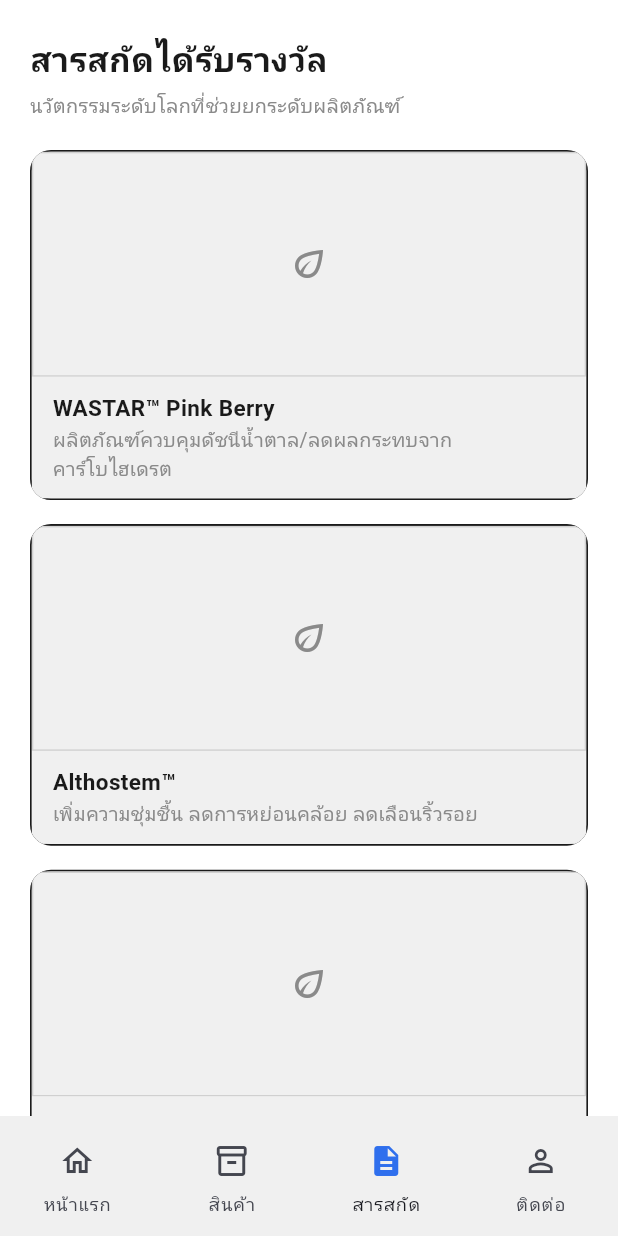
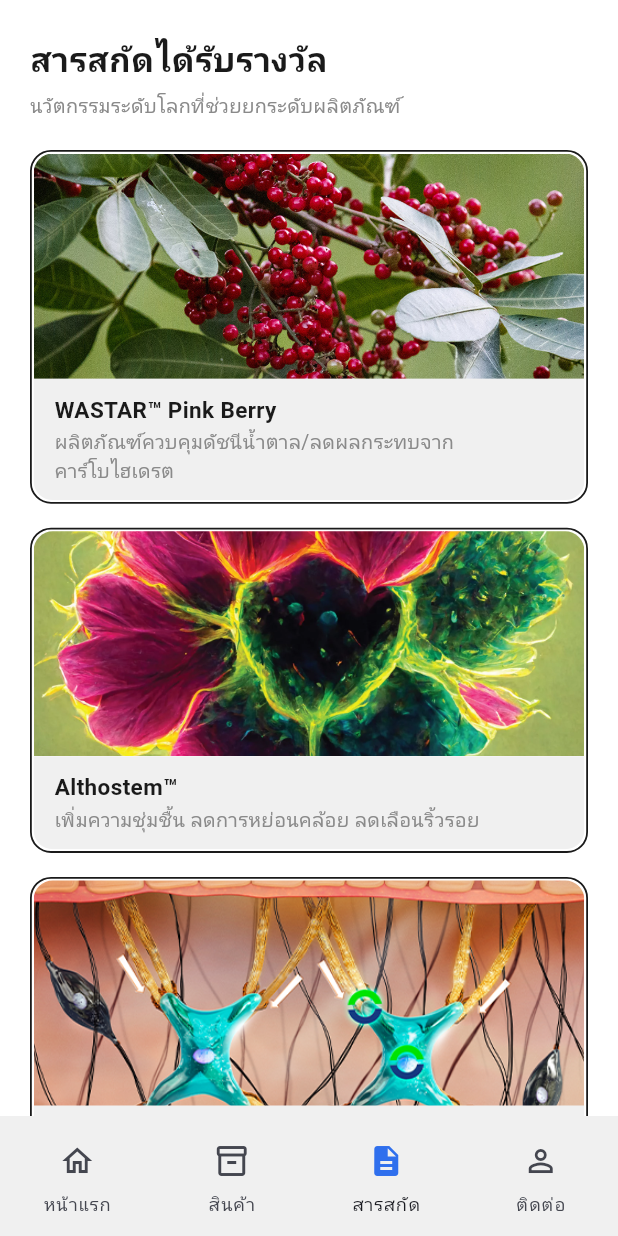
Before and after one commit to Takashi468/sale_kit, a Flutter app: the screen it shows after launch, item 3 of the bottom bar chosen, on a phone screen of 412 x 824 dp. Run offline on Flutter 3.47's test engine with Material 3 defaults, Android fonts, the phone set to English and light mode, and no system bars.

Commit message:
feat: add new images for extracts and packaging, and update catalog data with image paths

```diff
--- a/lib/data/catalog_data.dart
+++ b/lib/data/catalog_data.dart
@@ -55,10 +55,7 @@
     FormulationItem(name: 'Cream/Serum/Lotion', subtitle: 'ครีม เซรั่ม โลชั่น'),
     FormulationItem(name: 'Facial Care', subtitle: 'บำรุงผิวหน้าอย่างบางเบา'),
     FormulationItem(name: 'Scrub', subtitle: 'ผลัดเซลล์ผิว'),
-    FormulationItem(
-      name: 'Sunscreen toneup',
-      subtitle: 'ปกป้องผิวจากแสงแดด',
-    ),
+    FormulationItem(name: 'Sunscreen toneup', subtitle: 'ปกป้องผิวจากแสงแดด'),
     FormulationItem(name: 'Hair Care', subtitle: 'แชมพูและครีมนวด'),
     FormulationItem(name: 'Deodorant', subtitle: 'ดูแลบำรุงผิวใต้วงแขน'),
     FormulationItem(name: 'Hand/Nail', subtitle: 'บำรุงเล็บและผิวมือ'),
@@ -124,8 +121,16 @@
           subtitle: 'กระปุกครีม',
           imagePath: 'assets/images/bowl-1.jpg',
         ),
-        PackagingPhoto(name: 'Bowl', subtitle: 'กระปุกครีม', imagePath: 'assets/images/bowl-2.jpg'),
-        PackagingPhoto(name: 'Bowl', subtitle: 'กระปุกครีม', imagePath: 'assets/images/bowl-3.jpg'),
+        PackagingPhoto(
+          name: 'Bowl',
+          subtitle: 'กระปุกครีม',
+          imagePath: 'assets/images/bowl-2.jpg',
+        ),
+        PackagingPhoto(
+          name: 'Bowl',
+          subtitle: 'กระปุกครีม',
+          imagePath: 'assets/images/bowl-3.jpg',
+        ),
       ],
     ),
     PackagingType(
@@ -192,7 +197,8 @@
         ),
         PackagingPhoto(
           name: 'กล่องฝาเสียบหัวท้าย',
-          subtitle: 'กล่องกระดาษทรงสี่เหลี่ยมมีสันเสียบเปิด-ปิดทั้งด้านบนและด้านล่าง',
+          subtitle:
+              'กล่องกระดาษทรงสี่เหลี่ยมมีสันเสียบเปิด-ปิดทั้งด้านบนและด้านล่าง',
         ),
         PackagingPhoto(
           name: 'กล่องทรงสูงฝาเสียบ',
@@ -226,35 +232,47 @@
 
 /// Award-winning extract ingredients (tab 3 / home "120 สารสกัด").
 class ExtractIngredient {
-  const ExtractIngredient({required this.name, required this.description});
+  const ExtractIngredient({
+    required this.name,
+    required this.description,
+    this.imagePath,
+  });
 
   final String name;
   final String description;
+  final String? imagePath;
 }
 
 const extractIngredients = [
   ExtractIngredient(
     name: 'WASTAR™ Pink Berry',
     description: 'ผลิตภัณฑ์ควบคุมดัชนีน้ำตาล/ลดผลกระทบจากคาร์โบไฮเดรต',
+    imagePath: 'assets/images/wastar_pink_berry.jpg',
   ),
   ExtractIngredient(
     name: 'Althostem™',
     description: 'เพิ่มความชุ่มชื้น ลดการหย่อนคล้อย ลดเลือนริ้วรอย',
+    imagePath: 'assets/images/altheostem_header_web.png',
   ),
   ExtractIngredient(
     name: 'ColFrag remastered™',
     description: 'กระชับผิวได้ใน 7 วัน — เข้ากับเซรั่ม/ครีมกระชับผิว',
+    imagePath: 'assets/images/col-frag_01.png',
   ),
   ExtractIngredient(
     name: 'NovoRetin™',
-    description: 'เพิ่มปริมาณ Retinoic Acid ในผิว ช่วยผิวกระจ่างใส ลดรอยหมองคล้ำ',
+    description:
+        'เพิ่มปริมาณ Retinoic Acid ในผิว ช่วยผิวกระจ่างใส ลดรอยหมองคล้ำ',
+    imagePath: 'assets/images/novoratin.jpg',
   ),
   ExtractIngredient(
     name: 'CALMandrin™',
     description: 'ปลอบประโลมผิวระคายเคือง เสริมความหนาแน่นผิว',
+    imagePath: 'assets/images/calmandrin.jpeg',
   ),
   ExtractIngredient(
     name: 'Joybliss™',
     description: 'สกัดจากเกรปฟรุ้ต + Black cohosh ช่วยระบบประสาท',
+    imagePath: 'assets/images/joybliss_01.png',
   ),
 ];
--- a/lib/screens/extracts_page.dart
+++ b/lib/screens/extracts_page.dart
@@ -35,15 +35,25 @@
               (extract) => Padding(
                 padding: const EdgeInsets.only(bottom: 16),
                 child: Container(
-                  clipBehavior: Clip.antiAlias,
                   decoration: BoxDecoration(
                     borderRadius: BorderRadius.circular(14),
                     border: Border.all(color: AppColors.border, width: 1.2),
                   ),
+                  child: Padding(
+                    padding: const EdgeInsets.all(1.2),
+                    child: ClipRRect(
+                      borderRadius: BorderRadius.circular(12.8),
                       child: Column(
                         crossAxisAlignment: CrossAxisAlignment.start,
                         children: [
-                      const ImagePlaceholder(
+                          extract.imagePath != null
+                              ? Image.asset(
+                                  extract.imagePath!,
+                                  height: 150,
+                                  width: double.infinity,
+                                  fit: BoxFit.cover,
+                                )
+                              : const ImagePlaceholder(
                                   height: 150,
                                   borderRadius: 0,
                                   width: double.infinity,
@@ -83,6 +93,8 @@
                     ),
                   ),
                 ),
+              ),
+            ),
           ],
         ),
       ),
```
Also changed, not shown: lib/screens/category_page.dart (+8 -7 lines), lib/screens/packaging_catalog_page.dart (+9 -2 lines), lib/screens/packaging_type_page.dart (+6 -1 lines), assets/images/altheostem_header_web.png (added), assets/images/calmandrin.jpeg (added), assets/images/col-frag_01.png (added), assets/images/joybliss_01.png (added), assets/images/novoratin.jpg (added), assets/images/wastar_pink_berry.jpg (added). Lines whose indentation alone changed are shown as unchanged.
